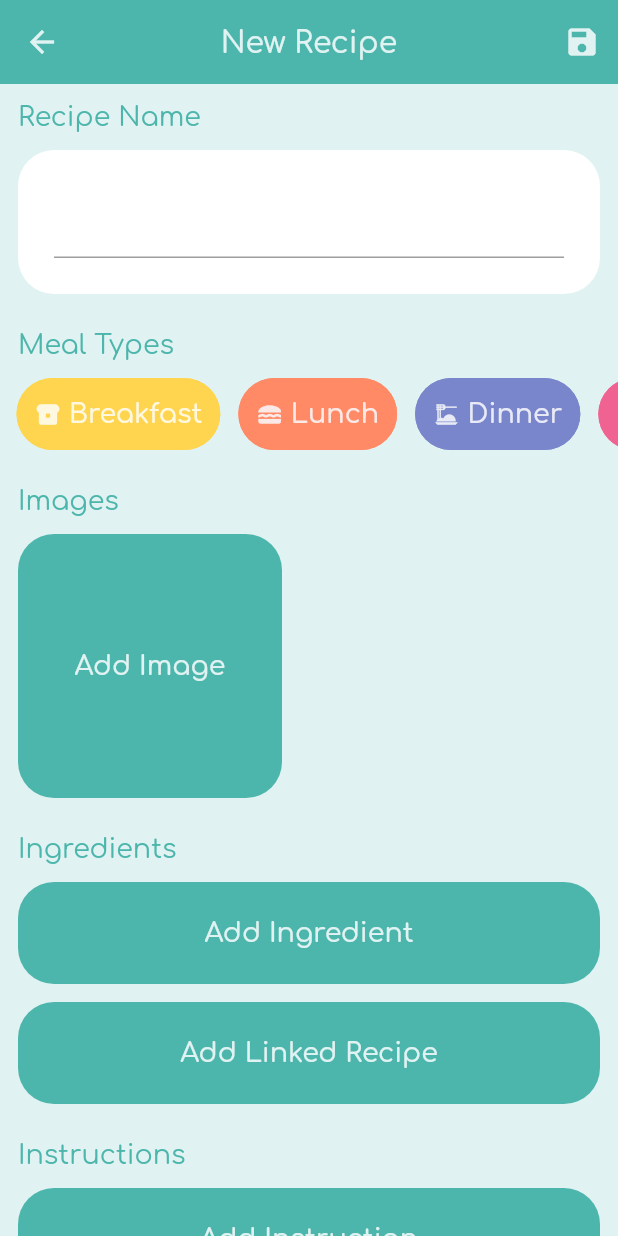
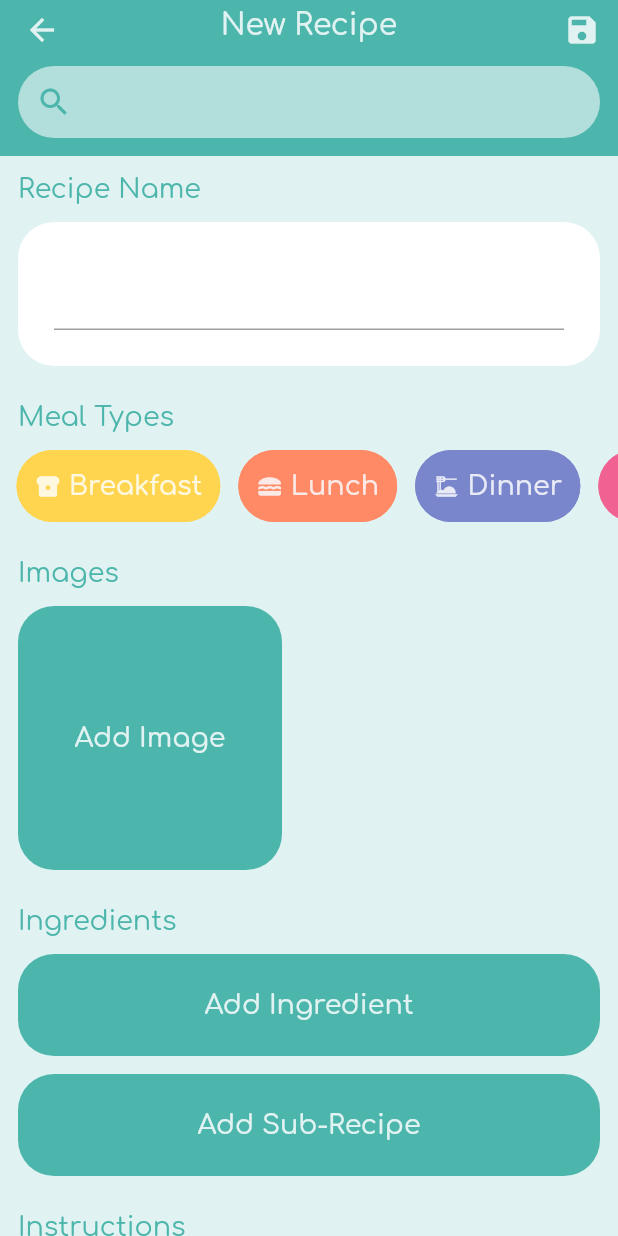
Before and after one commit to PScottZero/flutter-cookbook, a Flutter app: the EditRecipeView screen opened directly, on a phone screen of 412 x 824 dp. Run offline on Flutter 3.47's test engine with Material 2 defaults, Android fonts, the phone set to English and light mode, and no system bars; drawn by our look-alikes of reorderables; our stand-ins replace carousel_slider, google_fonts, image_picker, permission_handler, shared_preferences; accounts and stored records are empty.

Commit message:
added search bar

```diff
--- a/lib/components/custom_scaffold.dart
+++ b/lib/components/custom_scaffold.dart
@@ -1,3 +1,4 @@
+import 'package:cookbook/components/search_bar.dart';
 import 'package:flutter/material.dart';
 import 'package:flutter/services.dart';
 
@@ -39,6 +40,10 @@ class CustomScaffold extends StatelessWidget {
         ),
         actions: appBarActions,
         iconTheme: IconThemeData(color: appBarTextColor),
+        bottom: const PreferredSize(
+          preferredSize: Size.fromHeight(48),
+          child: SearchBar(),
+        ),
       ),
       backgroundColor: backgroundColor,
       floatingActionButton: floatingActionButton,
--- a/lib/components/custom_text_field.dart
+++ b/lib/components/custom_text_field.dart
@@ -7,15 +7,19 @@ class CustomTextField extends StatefulWidget {
   final Function(String) onChanged;
   final String? label;
   final int maxLines;
+  final Color textColor;
   final TextCapitalization capitalization;
+  final bool plain;
 
   const CustomTextField({
     Key? key,
-    required this.text,
+    this.text = '',
     required this.onChanged,
     this.label,
     this.maxLines = 1,
+    this.textColor = Colors.black,
     this.capitalization = TextCapitalization.words,
+    this.plain = false,
   }) : super(key: key);
 
   @override
@@ -40,6 +44,7 @@ class _CustomTextFieldState extends State<CustomTextField> {
       minLines: 1,
       maxLines: widget.maxLines,
       decoration: InputDecoration(
+        border: widget.plain ? InputBorder.none : null,
         labelText: widget.label,
         hintText: widget.label != null
             ? 'Enter ${widget.label!.toLowerCase()}'
--- a/lib/components/image_carousel.dart
+++ b/lib/components/image_carousel.dart
@@ -28,7 +28,6 @@ class ImageCarousel extends StatelessWidget {
                   image: DecorationImage(
                     image: Image.memory(base64Decode(images[index])).image,
                     fit: BoxFit.cover,
-                    filterQuality: FilterQuality.medium,
                   ),
                 ),
               ),
--- /dev/null
+++ b/lib/components/search_bar.dart
@@ -0,0 +1,45 @@
+import 'package:cookbook/components/custom_text_field.dart';
+import 'package:flutter/material.dart';
+import 'package:provider/provider.dart';
+
+import '../constants/view_constants.dart';
+import '../model/app_model.dart';
+
+class SearchBar extends StatelessWidget {
+  const SearchBar({Key? key}) : super(key: key);
+
+  @override
+  Widget build(BuildContext context) {
+    return Consumer<AppModel>(
+      builder: (context, model, child) => Padding(
+        padding: const EdgeInsets.all(ViewConstants.smallPadding),
+        child: Container(
+          padding: const EdgeInsets.only(
+            left: ViewConstants.smallPadding,
+            right: ViewConstants.largePadding,
+          ),
+          width: MediaQuery.of(context).size.width,
+          decoration: BoxDecoration(
+            color: model.theme[100],
+            borderRadius: BorderRadius.circular(100),
+          ),
+          child: Row(
+            children: [
+              Icon(
+                Icons.search,
+                color: model.theme[300],
+              ),
+              const SizedBox(width: ViewConstants.smallPadding / 2),
+              Expanded(
+                child: CustomTextField(
+                  onChanged: (search) => model.setSearchString(search),
+                  plain: true,
+                ),
+              ),
+            ],
+          ),
+        ),
+      ),
+    );
+  }
+}
--- a/lib/model/app_model.dart
+++ b/lib/model/app_model.dart
@@ -36,19 +36,21 @@ class AppModel extends ChangeNotifier {
     var filtered = recipes.where(
       (recipe) {
         var hasMealType = false;
-        for (var mealType in filters) {
+        for (var mealType in mealTypeFilters) {
           if (recipe.mealTypes.contains(mealType)) {
             hasMealType = true;
           }
         }
-        return hasMealType || filters.isEmpty;
+        return (hasMealType || mealTypeFilters.isEmpty) &&
+            recipe.name.toLowerCase().contains(searchString.toLowerCase());
       },
     ).toList();
     filtered.sort((a, b) => a.name.compareTo(b.name));
     return filtered;
   }
 
-  List<MealType> filters = [];
+  List<MealType> mealTypeFilters = [];
+  String searchString = '';
   MaterialColor theme = Colors.teal;
   Color get primaryColor => theme[300]!;
   Color get accentColor => theme[50]!;
@@ -79,12 +81,13 @@ class AppModel extends ChangeNotifier {
   List<Recipe> recipesByMealType(MealType mealType) =>
       recipes.where((recipe) => recipe.mealTypes.contains(mealType)).toList();
 
-  bool mealTypeIsSelected(MealType mealType) => filters.contains(mealType);
+  bool mealTypeIsSelected(MealType mealType) =>
+      mealTypeFilters.contains(mealType);
 
   void toggleMealTypeFilter(MealType mealType) {
     mealTypeIsSelected(mealType)
-        ? filters.remove(mealType)
-        : filters.add(mealType);
+        ? mealTypeFilters.remove(mealType)
+        : mealTypeFilters.add(mealType);
     notifyListeners();
   }
 
@@ -148,6 +151,11 @@ class AppModel extends ChangeNotifier {
     return 'Permissions error';
   }
 
+  void setSearchString(String search) {
+    searchString = search;
+    notifyListeners();
+  }
+
   void setTheme(MaterialColor materialColor) async {
     theme = materialColor;
     final preferences = await SharedPreferences.getInstance();
--- a/lib/model/example_recipes.dart
+++ b/lib/model/example_recipes.dart
@@ -36,7 +36,10 @@ Future<List<Recipe>> get exampleRecipes async => [
             'Add mixture back to saucepan and heat on low until mixture reaches 180°F',
           ),
           Instruction(
-            'Cool mixture down in ice bath for 5 min then',
+            'Cool mixture down in ice bath for 5 min then cool in refrigerator for a few hours',
+          ),
+          Instruction(
+            'Pour mixture into ice cream maker and churn until ice cream thickens',
           ),
         ],
         images: [
--- a/lib/model/recipe.dart
+++ b/lib/model/recipe.dart
@@ -52,7 +52,7 @@ class Recipe {
 
   void addInstruction() => instructions.add(Instruction());
 
-  void addLinkedRecipe() => ingredients.add(Ingredient.linkedRecipe());
+  void addSubRecipe() => ingredients.add(Ingredient.subRecipe());
 
   void deleteIngredient(Ingredient ingredient) =>
       ingredients.remove(ingredient);
--- a/lib/views/all_recipes_view.dart
+++ b/lib/views/all_recipes_view.dart
@@ -40,7 +40,7 @@ class AllRecipesView extends StatelessWidget {
               children: [
                 const SizedBox(height: ViewConstants.smallPadding),
                 MealTypes(
-                  selectedMealTypes: model.filters,
+                  selectedMealTypes: model.mealTypeFilters,
                   toggleMealType: (mealType) =>
                       model.toggleMealTypeFilter(mealType),
                 ),
--- a/lib/views/edit_recipe_view.dart
+++ b/lib/views/edit_recipe_view.dart
@@ -1,5 +1,5 @@
 import 'package:cookbook/components/custom_text_field.dart';
-import 'package:cookbook/components/edit_linked_recipe.dart';
+import 'package:cookbook/components/edit_sub_recipe.dart';
 import 'package:cookbook/components/meal_types.dart';
 import 'package:cookbook/components/rounded_container.dart';
 import 'package:cookbook/constants/view_constants.dart';
@@ -37,6 +37,12 @@ class _EditRecipeViewState extends State<EditRecipeView> {
     return _editMode ? 'Edit $recipeName' : 'New Recipe';
   }
 
+  void _deleteIngredient(int index) => setState(
+        () => _recipe.deleteIngredient(
+          _recipe.ingredients[index],
+        ),
+      );
+
   @override
   void initState() {
     super.initState();
@@ -56,7 +62,7 @@ class _EditRecipeViewState extends State<EditRecipeView> {
           IconButton(
             onPressed: () {
               model.saveRecipe(_recipe);
-              Navigator.pop(context);
+              Navigator.pop(context, _recipe);
             },
             icon: Icon(
               Icons.save,
@@ -126,19 +132,17 @@ class _EditRecipeViewState extends State<EditRecipeView> {
               children: <Widget>[
                 for (int index = 0; index < _recipe.ingredients.length; index++)
                   _recipe.ingredients[index].recipeId != null
-                      ? EditLinkedRecipe(
+                      ? EditSubRecipe(
                           key: ValueKey(index),
                           ingredient: _recipe.ingredients[index],
+                          color: model.theme,
+                          delete: () => _deleteIngredient(index),
                         )
                       : EditIngredient(
                           key: ValueKey(index),
                           ingredient: _recipe.ingredients[index],
                           color: model.theme,
-                          delete: () => setState(
-                            () => _recipe.deleteIngredient(
-                              _recipe.ingredients[index],
-                            ),
-                          ),
+                          delete: () => _deleteIngredient(index),
                         ),
               ],
             ),
@@ -149,10 +153,10 @@ class _EditRecipeViewState extends State<EditRecipeView> {
               onPressed: () => setState(() => _recipe.addIngredient()),
             ),
             RoundedButton(
-              text: 'Add Linked Recipe',
+              text: 'Add Sub-Recipe',
               color: model.theme,
               padding: true,
-              onPressed: () => setState(() => _recipe.addLinkedRecipe()),
+              onPressed: () => setState(() => _recipe.addSubRecipe()),
             ),
             ReorderableColumn(
               header: Header(
```
Also changed, not shown: lib/components/edit_ingredient.dart (+20 -4 lines), lib/components/edit_linked_recipe.dart (deleted, +0 -41 lines), lib/components/edit_sub_recipe.dart (added, +57 -0 lines), lib/components/sub_recipe.dart (renamed from lib/components/linked_recipe.dart, +9 -10 lines), lib/components/unit_dropdown.dart (deleted, +0 -40 lines), lib/model/ingredient.dart (+25 -10 lines), lib/views/recipe_view.dart (+34 -16 lines).
